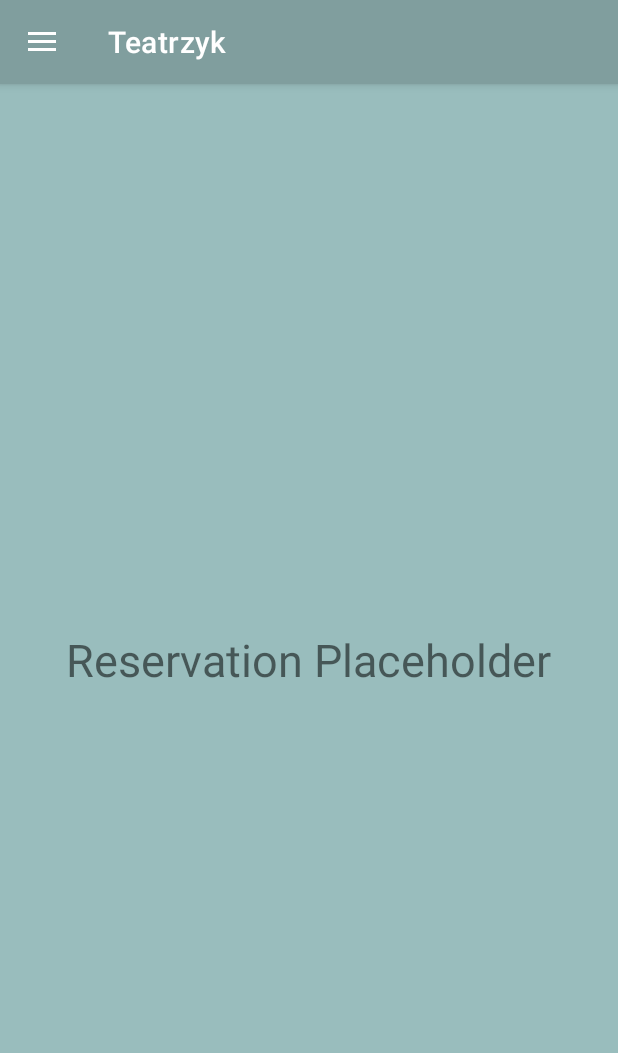
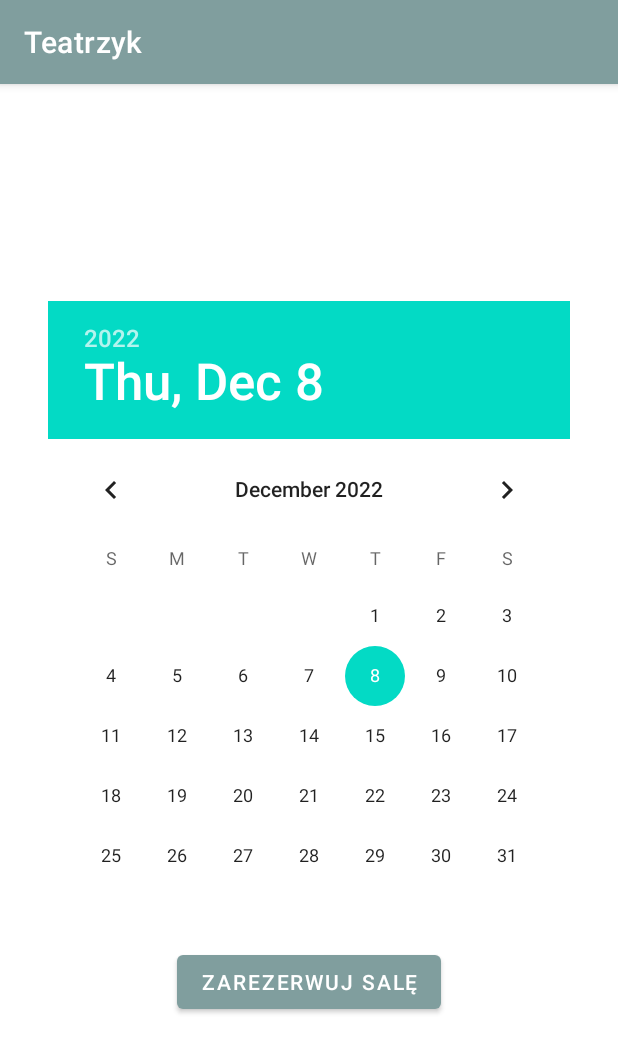
Before and after one commit to Macaroni2137/Teatrzyk, an Android app: the MainActivity screen opened directly, with no data from a screen before it, in the side drawer, after a tap on "Zarezerwuj salę", on a phone screen of 412 x 824 dp. Shown: the top 1053 px of the screen. Run offline under Robolectric (Android 15) with nearby library versions, the phone set to English and light mode, and no system bars; our stand-ins replace Firebase (no records; nobody signed in at launch, a user with empty details on screens opened directly); 3 statements that could not run were skipped.

Commit message:
dziala kinda

```diff
--- a/app/src/main/java/com/example/loginkino/MainActivity.java
+++ b/app/src/main/java/com/example/loginkino/MainActivity.java
@@ -7,6 +7,7 @@ import androidx.appcompat.widget.Toolbar;
 import androidx.core.view.GravityCompat;
 import androidx.drawerlayout.widget.DrawerLayout;
 
+import android.content.Intent;
 import android.os.Bundle;
 import android.view.MenuItem;
 import android.widget.Button;
@@ -17,7 +18,7 @@ import com.google.android.material.navigation.NavigationView;
 public class MainActivity extends AppCompatActivity implements NavigationView.OnNavigationItemSelectedListener {
 
     private DrawerLayout drawer;
-
+    public NavigationView mNavigationView;
     private Button logout;
 
     @Override
@@ -37,7 +38,9 @@ public class MainActivity extends AppCompatActivity implements NavigationView.On
         toggle.syncState();
 
         if(savedInstanceState == null){
-            getSupportFragmentManager().beginTransaction().replace(R.id.fragment_container, new ReservationFragmentOld()).commit();
+            Intent fail = new Intent(MainActivity.this, MiejscaActivity.class);
+            startActivity(fail.addFlags(Intent.FLAG_ACTIVITY_NO_ANIMATION));
+            mNavigationView.setCheckedItem(R.id.nav_reservation);
             navigationView.setCheckedItem(R.id.nav_reservation);
         }
 
@@ -58,13 +61,19 @@ public class MainActivity extends AppCompatActivity implements NavigationView.On
     public boolean onNavigationItemSelected(@NonNull MenuItem item) {
         switch (item.getItemId()) {
             case R.id.nav_profile:
-                getSupportFragmentManager().beginTransaction().replace(R.id.fragment_container, new ProfileFragment()).commit();
+                Intent profile = new Intent(MainActivity.this, ProfileActivity.class);
+                startActivity(profile.addFlags(Intent.FLAG_ACTIVITY_NO_ANIMATION));
+                mNavigationView.setCheckedItem(R.id.nav_profile);
                 break;
             case R.id.nav_tickets:
-                getSupportFragmentManager().beginTransaction().replace(R.id.fragment_container, new TicketsFragment()).commit();
+                Intent tickets = new Intent(MainActivity.this, TicketsActivity.class);
+                startActivity(tickets.addFlags(Intent.FLAG_ACTIVITY_NO_ANIMATION));
+                mNavigationView.setCheckedItem(R.id.nav_tickets);
                 break;
             case R.id.nav_reservation:
-                getSupportFragmentManager().beginTransaction().replace(R.id.fragment_container, new ReservationFragmentOld()).commit();
+                Intent res = new Intent(MainActivity.this, MiejscaActivity.class);
+                startActivity(res.addFlags(Intent.FLAG_ACTIVITY_NO_ANIMATION));
+                mNavigationView.setCheckedItem(R.id.nav_reservation);
                 break;
             case R.id.logout:
                 Toast.makeText(this, "logout", Toast.LENGTH_SHORT).show();
@@ -83,4 +92,5 @@ public class MainActivity extends AppCompatActivity implements NavigationView.On
             super.onBackPressed();
         }
     }
+
 }
--- a/app/src/main/java/com/example/loginkino/MiejscaActivity.java
+++ b/app/src/main/java/com/example/loginkino/MiejscaActivity.java
@@ -1,6 +1,7 @@
 package com.example.loginkino;
 
 import androidx.appcompat.app.AppCompatActivity;
+import androidx.fragment.app.FragmentManager;
 
 import android.os.Bundle;
 import android.widget.Button;
--- /dev/null
+++ b/app/src/main/java/com/example/loginkino/ProfileActivity.java
@@ -0,0 +1,14 @@
+package com.example.loginkino;
+
+import androidx.appcompat.app.AppCompatActivity;
+
+import android.os.Bundle;
+
+public class ProfileActivity extends AppCompatActivity {
+
+    @Override
+    protected void onCreate(Bundle savedInstanceState) {
+        super.onCreate(savedInstanceState);
+        setContentView(R.layout.activity_profile);
+    }
+}
--- a/app/src/main/java/com/example/loginkino/ProfileFragment.java
+++ /dev/null
@@ -1,17 +0,0 @@
-package com.example.loginkino;
-
-import androidx.fragment.app.Fragment;
-import android.os.Bundle;
-import android.view.LayoutInflater;
-import android.view.View;
-import android.view.ViewGroup;
-
-import androidx.annotation.Nullable;
-
-public class ProfileFragment extends Fragment {
-    @Nullable
-    @Override
-    public View onCreateView(LayoutInflater inflater, @Nullable ViewGroup container, Bundle savedInstanceState) {
-        return inflater.inflate(R.layout.fragment_profile, container,false);
-    }
-}
--- a/app/src/main/java/com/example/loginkino/ReservationFragmentOld.java
+++ /dev/null
@@ -1,17 +0,0 @@
-package com.example.loginkino;
-
-import android.os.Bundle;
-import android.view.LayoutInflater;
-import android.view.View;
-import android.view.ViewGroup;
-
-import androidx.annotation.Nullable;
-import androidx.fragment.app.Fragment;
-
-public class ReservationFragmentOld extends Fragment {
-    @Nullable
-    @Override
-    public View onCreateView(LayoutInflater inflater, @Nullable ViewGroup container, Bundle savedInstanceState) {
-        return inflater.inflate(R.layout.fragment_reservation, container,false);
-    }
-}
--- a/app/src/main/res/layout/fragment_reservation.xml
+++ b/app/src/main/res/layout/fragment_reservation.xml
@@ -1,14 +1,24 @@
 <?xml version="1.0" encoding="utf-8"?>
-<RelativeLayout xmlns:android="http://schemas.android.com/apk/res/android"
+<LinearLayout xmlns:android="http://schemas.android.com/apk/res/android"
+    xmlns:app="http://schemas.android.com/apk/res-auto"
+    xmlns:tools="http://schemas.android.com/tools"
     android:layout_width="match_parent"
     android:layout_height="match_parent"
-    android:background="@color/primaryColorHighlight"
-    android:clickable="true">
+    tools:context=".MiejscaActivity"
+    android:gravity="center"
+    android:tag="Reservation"
+    android:orientation="vertical">
 
-    <TextView
+    <DatePicker
         android:layout_width="wrap_content"
         android:layout_height="wrap_content"
-        android:text="Reservation Placeholder"
-        android:textSize="30sp"
-        android:layout_centerInParent="true"/>
-</RelativeLayout>
+        android:id="@+id/date_picker"/>
+
+    <Button
+        android:layout_width="wrap_content"
+        android:layout_height="wrap_content"
+        android:text="Zarezerwuj salę"
+        android:id="@+id/submit_button"/>
+
+
+</LinearLayout>
```
Also changed, not shown: app/src/main/AndroidManifest.xml (+16 -2 lines), app/src/main/java/com/example/loginkino/ReservationFragment.java (deleted, +0 -64 lines), app/src/main/java/com/example/loginkino/TicketsActivity.java (added, +14 -0 lines), app/src/main/java/com/example/loginkino/TicketsFragment.java (deleted, +0 -17 lines), app/src/main/res/layout/activity_profile.xml (added, +9 -0 lines), app/src/main/res/layout/activity_tickets.xml (added, +9 -0 lines).
